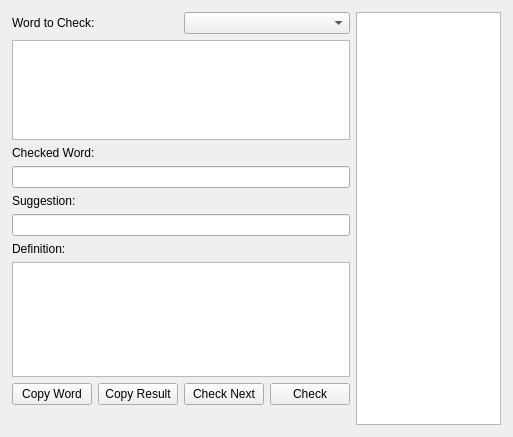
First picture: the form in py_src/pydict/ui/dict.ui, repository pitman2e/python-pydict, before the edit.
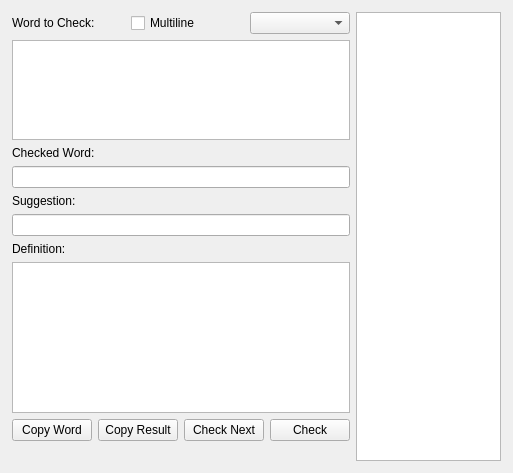
Second picture: the form after the edit.

Commit message: Added multiline checkbox

Diff of the .ui file:
```diff
--- a/py_src/pydict/ui/dict.ui
+++ b/py_src/pydict/ui/dict.ui
@@ -7,7 +7,7 @@
     <x>0</x>
     <y>0</y>
     <width>513</width>
-    <height>437</height>
+    <height>473</height>
    </rect>
   </property>
   <property name="windowTitle">
@@ -42,7 +42,21 @@
          </widget>
         </item>
         <item>
-         <widget class="QComboBox" name="cbbTranType"/>
+         <widget class="QCheckBox" name="cbxIsMultiline">
+          <property name="text">
+           <string>Multiline</string>
+          </property>
+         </widget>
+        </item>
+        <item>
+         <widget class="QComboBox" name="cbbTranType">
+          <property name="maximumSize">
+           <size>
+            <width>100</width>
+            <height>16777215</height>
+           </size>
+          </property>
+         </widget>
         </item>
        </layout>
       </item>
```
The commit also changes 1 other file.
